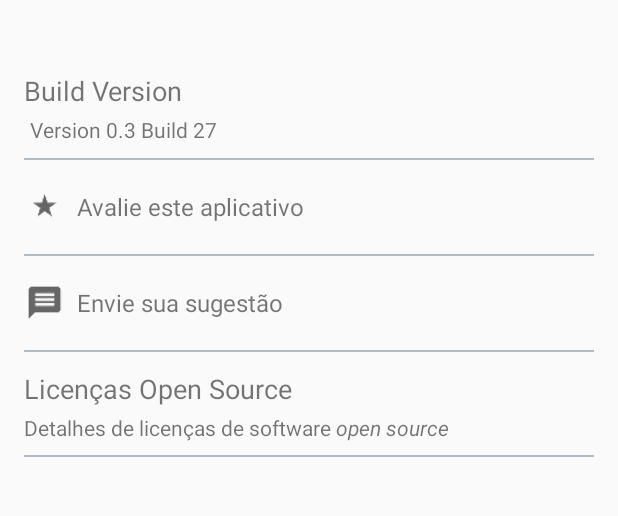
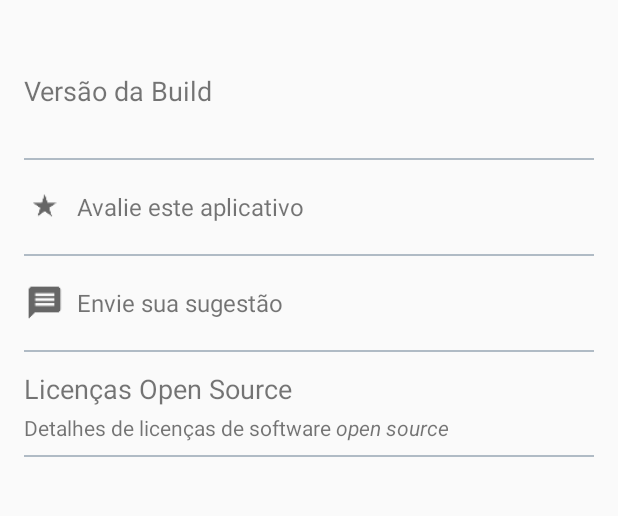
Before and after one commit to maikotrindade/invistoo, an Android app: the layout fragment_about.xml on its own in the app's theme, with its tools: preview values and no code run, on a phone screen of 412 x 824 dp, the part 170-686 px from its top. Run offline under Robolectric (Android 15) with nearby library versions, the phone set to English and light mode, and no system bars.

Commit message:
fix version name and code labels

```diff
--- a/app/src/main/java/com/jumbomob/invistoo/ui/AboutFragment.java
+++ b/app/src/main/java/com/jumbomob/invistoo/ui/AboutFragment.java
@@ -13,11 +13,13 @@ import android.view.View;
 import android.view.ViewGroup;
 import android.view.Window;
 import android.widget.LinearLayout;
+import android.widget.TextView;
 
 import com.jumbomob.invistoo.R;
 import com.jumbomob.invistoo.presenter.AboutPresenter;
 import com.jumbomob.invistoo.ui.adapter.LicenseListAdapter;
 import com.jumbomob.invistoo.util.ConstantsUtil;
+import com.jumbomob.invistoo.util.InvistooUtil;
 import com.jumbomob.invistoo.view.AboutView;
 
 /**
@@ -84,6 +86,9 @@ public class AboutFragment extends BaseFragment implements AboutView {
                 showLicensesDialog();
             }
         });
+
+        final TextView buildVersionTxt = (TextView) mRootView.findViewById(R.id.build_version_txt);
+        buildVersionTxt.setText("Versão " + InvistooUtil.getVersionName(getActivity()) + " Build " + InvistooUtil.getVersionCode(getActivity()));
     }
 
     private void openGooglePlay() {
--- a/app/src/main/java/com/jumbomob/invistoo/util/InvistooUtil.java
+++ b/app/src/main/java/com/jumbomob/invistoo/util/InvistooUtil.java
@@ -63,7 +63,7 @@ public class InvistooUtil {
         return snackbar;
     }
 
-    public int getVersionCode(final Activity activity) {
+    public static int getVersionCode(final Activity activity) {
         final PackageManager packageManager = activity.getPackageManager();
         final String packageName = activity.getPackageName();
         int versionCode = 0;
@@ -76,7 +76,7 @@ public class InvistooUtil {
         return versionCode;
     }
 
-    public String getVersionName(final Activity activity) {
+    public static String getVersionName(final Activity activity) {
         final PackageManager packageManager = activity.getPackageManager();
         final String packageName = activity.getPackageName();
         int versionCode = 0;
--- a/app/src/main/res/layout/fragment_about.xml
+++ b/app/src/main/res/layout/fragment_about.xml
@@ -38,14 +38,14 @@
             <TextView
                 android:layout_width="wrap_content"
                 android:layout_height="wrap_content"
-                android:text="Build Version"
+                android:text="@string/build_version"
                 android:textSize="@dimen/text_medium_normal" />
 
             <TextView
+                android:id="@+id/build_version_txt"
                 android:layout_width="wrap_content"
                 android:layout_height="wrap_content"
                 android:padding="4dp"
-                android:text="Version 0.3 Build 27"
                 android:textSize="@dimen/text_normal" />
 
         </LinearLayout>
--- a/app/src/main/res/values/strings.xml
+++ b/app/src/main/res/values/strings.xml
@@ -150,5 +150,6 @@
     <string name="enter_new_total_asset_msg">Digite o novo valor total investido no ativo financeiro selecionado:</string>
     <string name="fill_field_correctly">Preencha o campo corretamente.</string>
     <string name="edit_account">Editar Conta</string>
+    <string name="build_version">Versão da Build</string>
 
 </resources>
```
